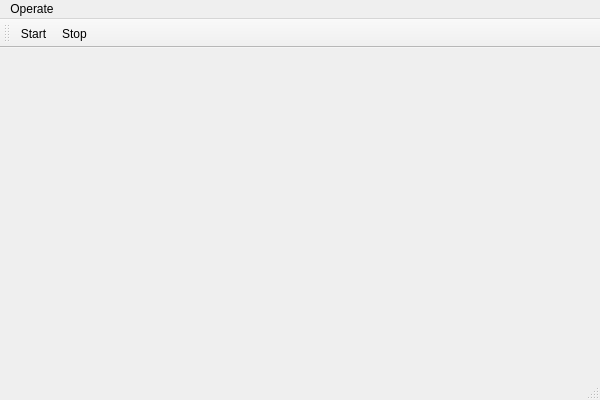
This is MainWindow.ui in KangLin/FaceRecognizer as Qt 5 draws it before an edit. The edited form follows.
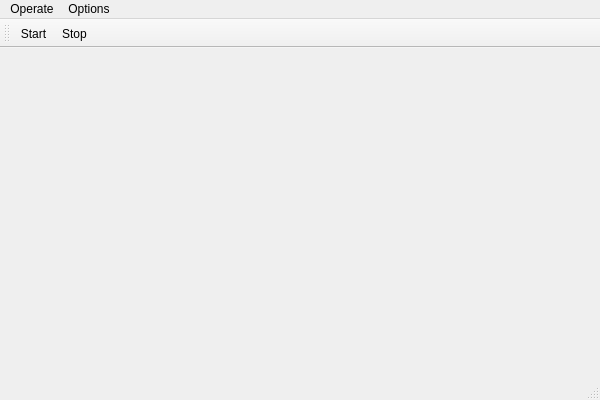
This is the edited form.

The edit to the form file:
```diff
--- a/MainWindow.ui
+++ b/MainWindow.ui
@@ -20,7 +20,7 @@
      <x>0</x>
      <y>0</y>
      <width>600</width>
-     <height>28</height>
+     <height>22</height>
     </rect>
    </property>
    <widget class="QMenu" name="menuTools">
@@ -29,8 +29,20 @@
     </property>
     <addaction name="actionStart"/>
     <addaction name="actionStop"/>
+    <addaction name="separator"/>
+    <addaction name="actionDetector"/>
+    <addaction name="actionLandmarker"/>
+    <addaction name="actionRecognizer"/>
+    <addaction name="separator"/>
+   </widget>
+   <widget class="QMenu" name="menuOptions">
+    <property name="title">
+     <string>Options</string>
+    </property>
+    <addaction name="actionSet_model_path"/>
    </widget>
    <addaction name="menuTools"/>
+   <addaction name="menuOptions"/>
   </widget>
   <widget class="QStatusBar" name="statusbar"/>
   <widget class="QToolBar" name="toolBar">
```
Left out of the diff: 29 changed lines with no effect on the pictures.
